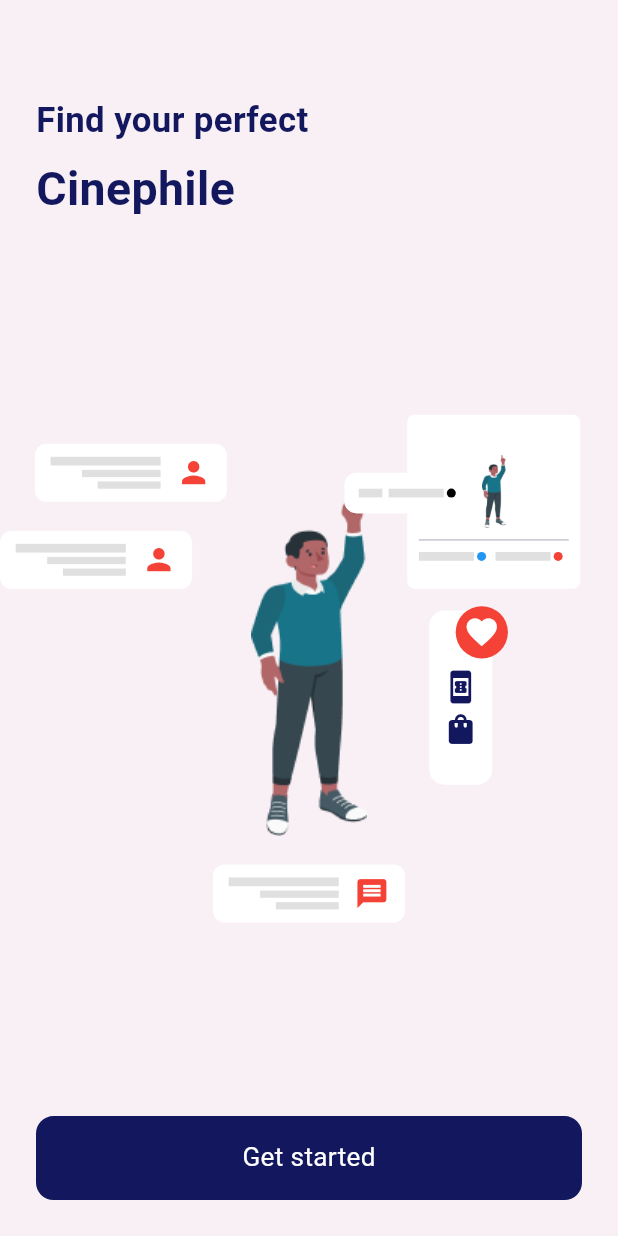
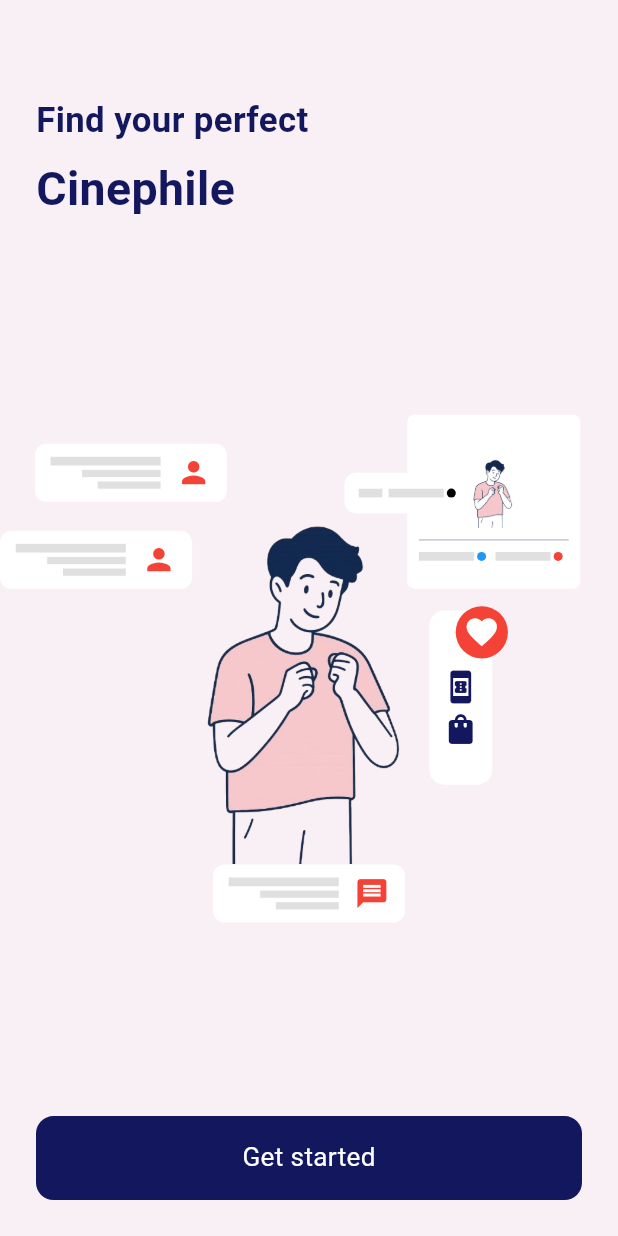
Before and after one commit to rimuakter057/live_chat, a Flutter app: the screen it shows after launch, on a phone screen of 412 x 824 dp. Run offline on Flutter 3.47's test engine with Material 3 defaults, Android fonts, the light colour scheme and no system bars; our stand-ins replace camera, flutter_screenutil, get, permission_handler.

Commit message:
on boarding

```diff
--- a/lib/onboarding/on_boarding_screen.dart
+++ b/lib/onboarding/on_boarding_screen.dart
@@ -59,8 +59,10 @@
                       mainAxisSize: MainAxisSize.min,
                       children: [
             Image.asset("assets/images/man.png",
-            height: 280.h,
-              width: 120.w,
+            height: 250.h,
+              width: 140.w,
+              fit: BoxFit.fitHeight, // অথবা BoxFit.fill
+              alignment: Alignment.bottomCenter, // 🔥 গুরুত্বপূর্ণ
             ),
                         UserMessageCard(
                           icon: Icons.message,
```
Also changed, not shown: assets/images/img.png (added), assets/images/man.png, assets/images/on_boarding_image.jpg (added).
